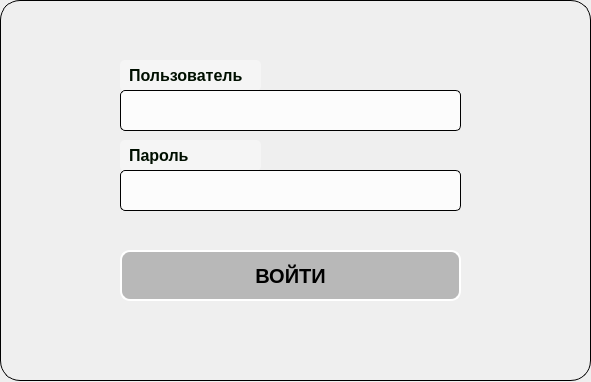
Old version of the form authorizationwindow.ui in the repository olegseledets/ObBWP.
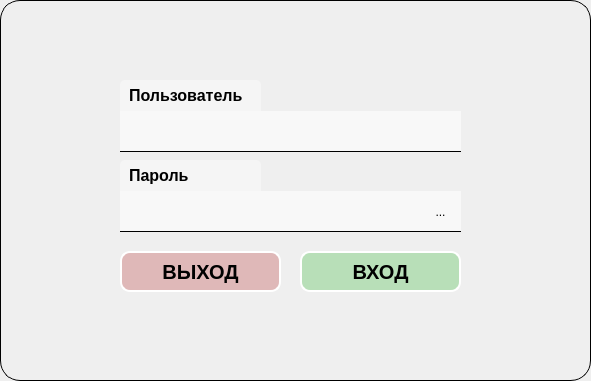
New version of the form. Icons and pictures are not drawn.

The edit to the form file:
```diff
--- a/authorizationwindow.ui
+++ b/authorizationwindow.ui
@@ -7,7 +7,7 @@
     <x>0</x>
     <y>0</y>
     <width>591</width>
-    <height>382</height>
+    <height>381</height>
    </rect>
   </property>
   <property name="windowTitle">
@@ -20,7 +20,7 @@
    <property name="geometry">
     <rect>
      <x>120</x>
-     <y>140</y>
+     <y>160</y>
      <width>141</width>
      <height>31</height>
     </rect>
@@ -41,14 +41,10 @@
    </property>
    <property name="styleSheet">
     <string notr="true">QLabel {
-  text-align: center;
-  color: rgb(0, 15, 0);
-  border-style: outset;
-  border-width: 0px;
-  border-radius: 5px;
+  border-top-left-radius: 5px;
+  border-top-right-radius: 5px;
   background-color: rgba(255, 255, 255, 100);
   font: bold 16px;
-  width: 1em;
   padding: 5px;
 }</string>
    </property>
@@ -60,7 +56,7 @@
    <property name="geometry">
     <rect>
      <x>120</x>
-     <y>60</y>
+     <y>80</y>
      <width>141</width>
      <height>31</height>
     </rect>
@@ -81,14 +77,10 @@
    </property>
    <property name="styleSheet">
     <string notr="true">QLabel {
-  text-align: center;
-  color: rgb(0, 15, 0);
-  border-style: outset;
-  border-width: 0px;
-  border-radius: 5px;
+  border-top-left-radius: 5px;
+  border-top-right-radius: 5px;
   background-color: rgba(255, 255, 255, 100);
   font: bold 16px;
-  width: 1em;
   padding: 5px;
 }</string>
    </property>
@@ -100,7 +92,7 @@
    <property name="geometry">
     <rect>
      <x>120</x>
-     <y>170</y>
+     <y>191</y>
      <width>341</width>
      <height>41</height>
     </rect>
@@ -117,13 +109,10 @@
     <bool>false</bool>
    </property>
    <property name="styleSheet">
-    <string notr="true">QLineEdit#text_password{
-  border-style: outset;
-  border-width: 1px;
-  border-radius: 5px;
-  color: #000000;
-  background-color: rgba(255, 255, 255, 200);
- 
+    <string notr="true">QLineEdit#text_password {
+  border: 3px solid transparent;
+  border-bottom: 1px ridge black;
+  background-color: rgba(255, 255, 255, 150);
 }</string>
    </property>
    <property name="frame">
@@ -132,14 +121,17 @@
    <property name="echoMode">
     <enum>QLineEdit::Password</enum>
    </property>
+   <property name="clearButtonEnabled">
+    <bool>false</bool>
+   </property>
   </widget>
   <widget class="QPushButton" name="butt_enter">
    <property name="geometry">
     <rect>
-     <x>120</x>
-     <y>250</y>
-     <width>341</width>
-     <height>51</height>
+     <x>300</x>
+     <y>251</y>
+     <width>161</width>
+     <height>41</height>
     </rect>
    </property>
    <property name="font">
@@ -158,7 +150,7 @@
   border-style: outset;
   border-width: 2px;
   border-radius: 10px;
-  background-color: rgba(100, 100, 100, 100);
+  background-color: rgba(100, 200, 100, 100);
   font: bold 20px;
   color: black;
   border-color: white;
@@ -169,23 +161,22 @@
   border-width: 2px;
   border-radius: 15px;
   border-color: white;
-  color: white;
-  background-color: rgba(100, 100, 100, 100);
+  background-color: rgba(100, 250, 100, 100);
 }
 
 QPushButton#butt_enter:pressed{
-  background-color: rgba(255, 255, 255, 200);
+  background-color: rgba(100, 255, 100, 150);
 }</string>
    </property>
    <property name="text">
-    <string>ВОЙТИ</string>
+    <string>ВХОД</string>
    </property>
   </widget>
   <widget class="QLineEdit" name="text_login">
    <property name="geometry">
     <rect>
      <x>120</x>
-     <y>90</y>
+     <y>111</y>
      <width>341</width>
      <height>41</height>
     </rect>
@@ -203,36 +194,16 @@
    </property>
    <property name="styleSheet">
     <string notr="true">QLineEdit#text_login{
-  border-style: outset;
-  border-width: 1px;
-  border-radius: 5px;
-  color: #000000;
-  background-color: rgba(255, 255, 255, 200);
+  border: 3px solid transparent;
+  border-bottom: 1px ridge black;
+  background-color: rgba(255, 255, 255, 150);
 }</string>
    </property>
    <property name="echoMode">
     <enum>QLineEdit::Normal</enum>
    </property>
-  </widget>
-  <widget class="QPushButton" name="pushButton">
-   <property name="geometry">
-    <rect>
-     <x>558</x>
-     <y>2</y>
-     <width>31</width>
-     <height>31</height>
-    </rect>
-   </property>
-   <property name="styleSheet">
-    <string notr="true">QPushButton#pushButton{
-background-image: url(:/icon/res/icon/i_status/i_stat_notpref.png);
-background-repeat:no-repeat;
-border-width: 2px;
-border-radius: 10px;
-}</string>
-   </property>
-   <property name="text">
-    <string/>
+   <property name="clearButtonEnabled">
+    <bool>true</bool>
    </property>
   </widget>
   <widget class="QLabel" name="background">
@@ -246,27 +217,102 @@
    </property>
    <property name="styleSheet">
     <string notr="true">QLabel#background{
-background-image: url(:/background/res/icon/authorization.jpg);
-background-repeat:no-repeat;
+background-image:  url(:/res/icon/Authorization.jpg);
 background-position:top 80px;
 border-style: outset;
 border-width: 1px;
 border-radius: 20px;
 border-color: black;
-width: 1em;
 }</string>
    </property>
    <property name="text">
     <string/>
    </property>
   </widget>
+  <widget class="QToolButton" name="butt_eyes">
+   <property name="geometry">
+    <rect>
+     <x>420</x>
+     <y>191</y>
+     <width>41</width>
+     <height>41</height>
+    </rect>
+   </property>
+   <property name="text">
+    <string>...</string>
+   </property>
+   <property name="icon">
+    <iconset>
+     <normaloff>:/background/res/icon/i_Pass/eyes.png</normaloff>:/background/res/icon/i_Pass/eyes.png</iconset>
+   </property>
+   <property name="iconSize">
+    <size>
+     <width>40</width>
+     <height>40</height>
+    </size>
+   </property>
+   <property name="popupMode">
+    <enum>QToolButton::DelayedPopup</enum>
+   </property>
+   <property name="autoRaise">
+    <bool>true</bool>
+   </property>
+  </widget>
+  <widget class="QPushButton" name="butt_exit">
+   <property name="geometry">
+    <rect>
+     <x>120</x>
+     <y>251</y>
+     <width>161</width>
+     <height>41</height>
+    </rect>
+   </property>
+   <property name="font">
+    <font>
+     <pointsize>-1</pointsize>
+     <weight>75</weight>
+     <italic>false</italic>
+     <bold>true</bold>
+    </font>
+   </property>
+   <property name="autoFillBackground">
+    <bool>false</bool>
+   </property>
+   <property name="styleSheet">
+    <string notr="true">QPushButton#butt_exit{
+  border-style: outset;
+  border-width: 2px;
+  border-radius: 10px;
+  background-color: rgba(200, 100, 100, 100);
+  font: bold 20px;
+  color: black;
+  border-color: white;
+  width: 3em;
+  padding: 6px;
+}
+QPushButton#butt_exit:hover{
+  border-width: 2px;
+  border-radius: 15px;
+  border-color: white;
+  background-color: rgba(250, 100, 100, 100);
+}
+
+QPushButton#butt_exit:pressed{
+  background-color: rgba(250, 100, 100, 150);
+}</string>
+   </property>
+   <property name="text">
+    <string>ВЫХОД</string>
+   </property>
+  </widget>
   <zorder>background</zorder>
   <zorder>label_password</zorder>
   <zorder>label_login</zorder>
   <zorder>text_password</zorder>
   <zorder>butt_enter</zorder>
   <zorder>text_login</zorder>
-  <zorder>pushButton</zorder>
+  <zorder>butt_eyes</zorder>
+  <zorder>butt_exit</zorder>
  </widget>
  <resources/>
  <connections/>
```
